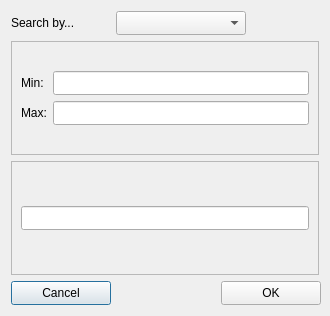
Qt form src/Dialogs/SearchOnTableDialog.ui (gmrandazzo/QStudioMetrics) before a commit.
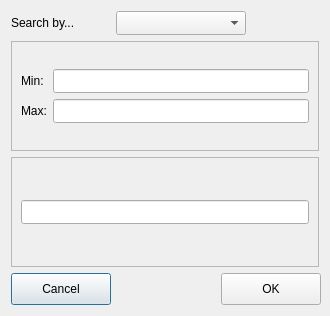
The same form after that commit.

```diff
--- a/src/Dialogs/SearchOnTableDialog.ui
+++ b/src/Dialogs/SearchOnTableDialog.ui
@@ -153,13 +153,13 @@
      <property name="minimumSize">
       <size>
        <width>100</width>
-       <height>24</height>
+       <height>32</height>
       </size>
      </property>
      <property name="maximumSize">
       <size>
        <width>100</width>
-       <height>24</height>
+       <height>32</height>
       </size>
      </property>
      <property name="text">
@@ -172,13 +172,13 @@
      <property name="minimumSize">
       <size>
        <width>100</width>
-       <height>24</height>
+       <height>32</height>
       </size>
      </property>
      <property name="maximumSize">
       <size>
        <width>100</width>
-       <height>24</height>
+       <height>32</height>
       </size>
      </property>
      <property name="text">
```
